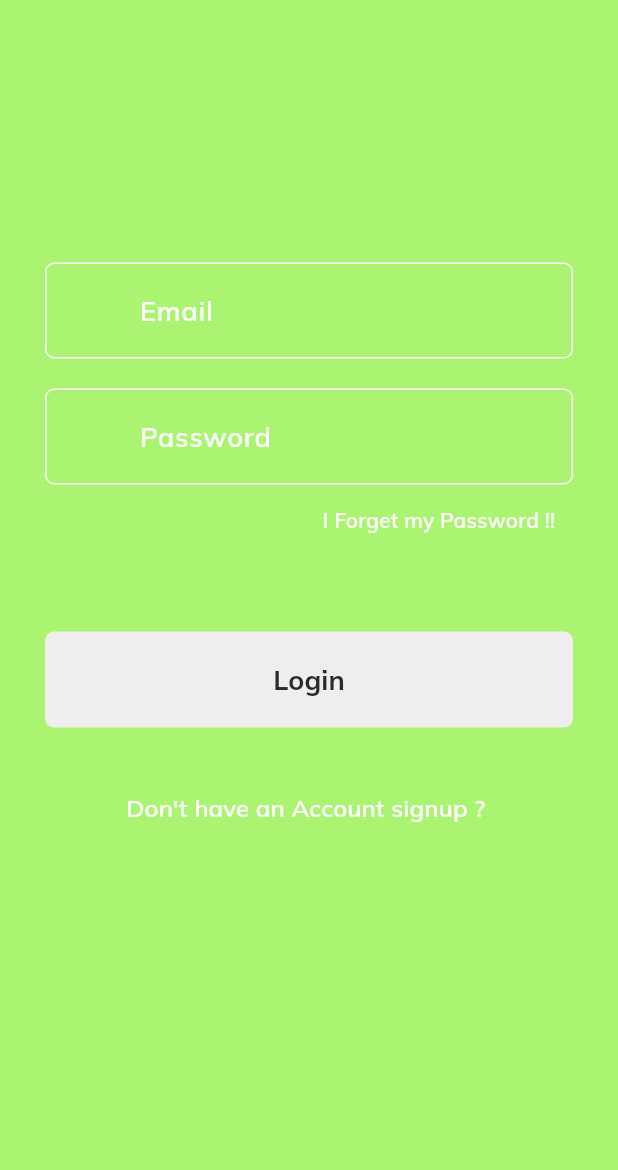
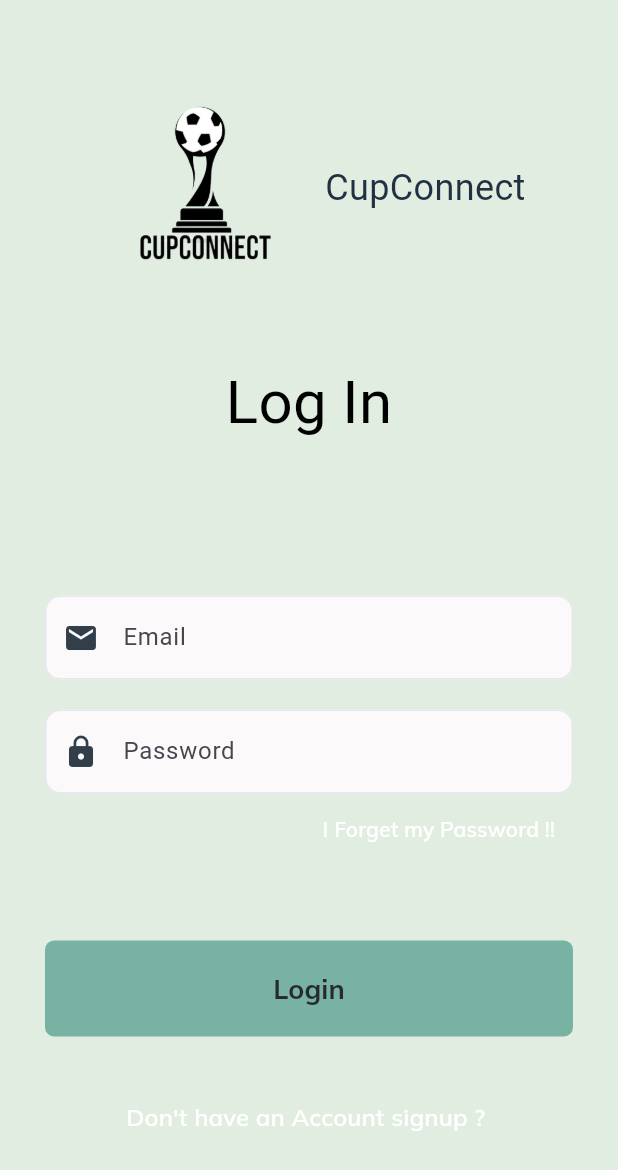
Before and after one commit to n0t-Me/CupConnect_Frontend, a Flutter app: the SignInPage screen opened directly, after a tap on "Login", on a phone screen of 412 x 824 dp. Shown: the top 1170 px of the screen. Run offline on Flutter 3.47's test engine with Material 3 defaults, Android fonts, the phone set to English and light mode, and no system bars; our stand-ins replace flutter_bloc, google_fonts, hive_flutter; accounts and stored records are empty; network calls fail; Roboto replaces fonts that are missing (Rubik Medium).

Commit message:
login successful but no redirection to HomePage....

```diff
--- a/lib/main.dart
+++ b/lib/main.dart
@@ -1,7 +1,15 @@
 import 'package:flutter/material.dart';
 import 'package:flutter_application_1/Views/home.dart';
+import 'package:flutter_application_1/views/Login.dart';
+import 'package:hive_flutter/hive_flutter.dart';
+import 'package:path_provider/path_provider.dart';
 
-void main() {
+void main() async {
+  await Hive.initFlutter();
+  // Set the path for storing Hive data
+  var appDocumentDirectory = await getApplicationDocumentsDirectory();
+  Hive.init(appDocumentDirectory.path);
+
   runApp(const MyApp());
 }
 
--- a/lib/models/user_cubit.dart
+++ b/lib/models/user_cubit.dart
@@ -2,5 +2,8 @@ import 'package:flutter_bloc/flutter_bloc.dart';
 import 'package:flutter_application_1/models/user.dart';
 
 class UserCubit extends Cubit<User> {
-  UserCubit(super.initialState);
+  UserCubit(User initialState) : super(initialState);
+  void setUser(User user) {
+    emit(user);
+  }
 }
--- a/lib/views/Login.dart
+++ b/lib/views/Login.dart
@@ -45,26 +45,92 @@ class _SignInPageState extends State<SignInPage> {
           horizontal: defaultMargin,
         ),
         children: [
-          // Container(
-          //   margin: EdgeInsets.only(top: 50),
-          //   child: Image.asset(
-          //     'assets/img_login.png',
-          //   ),
-          // ),
+           const SizedBox(
+                    height: 50,
+                  ),
+                  const Row(
+                    mainAxisAlignment: MainAxisAlignment.center,
+                    crossAxisAlignment: CrossAxisAlignment.center,
+                    children: [
+                       Image(
+                          height: 150,
+                          width: 150,
+                          image: AssetImage('lib/assets/logo2.png')),
+                       SizedBox(
+                        width: 5,
+                      ),
+                      Column(
+                        crossAxisAlignment: CrossAxisAlignment.start,
+                        children:  [
+                          Text(
+                            "CupConnect",
+                            style: TextStyle(
+                                fontSize: 24,
+                                fontFamily: 'Rubik Medium',
+                                color: Color(0xff203142)),
+                          ),
 
+                        ],
+                      )
+                    ],
+                  ),
+          const SizedBox(
+                    height: 40,
+                  ),
+                  const Center(
+                    child: Text(
+                      "Log In",
+                      style: TextStyle(
+                          fontSize: 40,
+                          fontFamily: 'Rubik Medium',
+                          color: Colors.black),
+                    ),
+                  ),
 
           const SizedBox(
-            height: 155,
+            height: 100,
           ),
-          CustomField(
+
+                    TextFormField(
             controller: emailController,
-            iconUrl: 'assets/icon_email.png',
-            hint: 'Email',
+            decoration: InputDecoration(
+              hintText: 'Email',
+              fillColor: Color(0xfffbf9fa),
+              filled: true,
+              prefixIcon: Icon(
+                Icons.email,
+                color: Color(0xff323f4b),
+              ),
+              focusedBorder: OutlineInputBorder(
+                borderSide: BorderSide(color: Color(0xffe4e7eb)),
+                borderRadius: BorderRadius.circular(10),
+              ),
+              enabledBorder: OutlineInputBorder(
+                borderSide: BorderSide(color: Color(0xffe4e7eb)),
+                borderRadius: BorderRadius.circular(10),
+              ),
+            ),
           ),
-          CustomField(
+          const SizedBox(height: 20), // Adjust as needed
+          TextFormField(
             controller: passwordController,
-            iconUrl: 'assets/icon_password.png',
-            hint: 'Password',
+            decoration: InputDecoration(
+              hintText: 'Password',
+              fillColor: Color(0xfffbf9fa),
+              filled: true,
+              prefixIcon: Icon(
+                Icons.lock,
+                color: Color(0xff323f4b),
+              ),
+              focusedBorder: OutlineInputBorder(
+                borderSide: BorderSide(color: Color(0xffe4e7eb)),
+                borderRadius: BorderRadius.circular(10),
+              ),
+              enabledBorder: OutlineInputBorder(
+                borderSide: BorderSide(color: Color(0xffe4e7eb)),
+                borderRadius: BorderRadius.circular(10),
+              ),
+            ),
           ),
 
           Align(
@@ -108,11 +174,10 @@ class _SignInPageState extends State<SignInPage> {
                 );
               } else if (authRes.runtimeType == User) {
                 User user = authRes;
-                context.read<UserCubit>().emit(user);
-                Navigator.of(context).push(MaterialPageRoute(
-                  builder: (context) {
-                    return HomePage();
-                  },
+                context.read<UserCubit>().setUser(user);
+                Navigator.of(context).pushReplacement( // Use pushReplacement to replace current route with HomePage
+        MaterialPageRoute(
+          builder:(context) => HomePage(),
                 ));
               }
             },
--- a/lib/views/Widgets/texxt_button.dart
+++ b/lib/views/Widgets/texxt_button.dart
@@ -22,7 +22,7 @@ class CustomTextButton extends StatelessWidget {
       child: TextButton(
         onPressed: onTap,
         style: TextButton.styleFrom(
-          backgroundColor: Color(0xffeeeeee),
+          backgroundColor: Color.fromRGBO(120, 178, 163, 1),
           shape: RoundedRectangleBorder(
             borderRadius: BorderRadius.circular(6),
           ),
--- a/lib/views/theme.dart
+++ b/lib/views/theme.dart
@@ -10,9 +10,9 @@ Color kGreyColor = Color(0xff98999F);
 Color kBlueColor = Color(0xff5284E3);
 Color kBackgroundButtonColor = Color(0xffFCFCFD);
 Color kStrokeButtonColor = Color(0xffE5E5E5);
-Color bgColor = Color.fromARGB(255, 171, 244, 114);
+Color bgColor = Color.fromARGB(255, 225, 237, 225);
 
-// TEXT STYLES
+//Color.fromARGB(255, 136, 152, 136) TEXT STYLES
 TextStyle blackTextStyle = GoogleFonts.mulish(
   color: kBlackColor,
 );
--- a/pubspec.yaml
+++ b/pubspec.yaml
@@ -59,7 +59,8 @@ flutter:
   # included with your application, so that you can use the icons in
   # the material Icons class.
   uses-material-design: true
-
+  assets:
+    - lib/assets/logo2.png
   # To add assets to your application, add an assets section, like this:
   # assets:
   #   - images/a_dot_burr.jpeg
```
Also changed, not shown: lib/assets/logo2.png (added), 1 other file.
